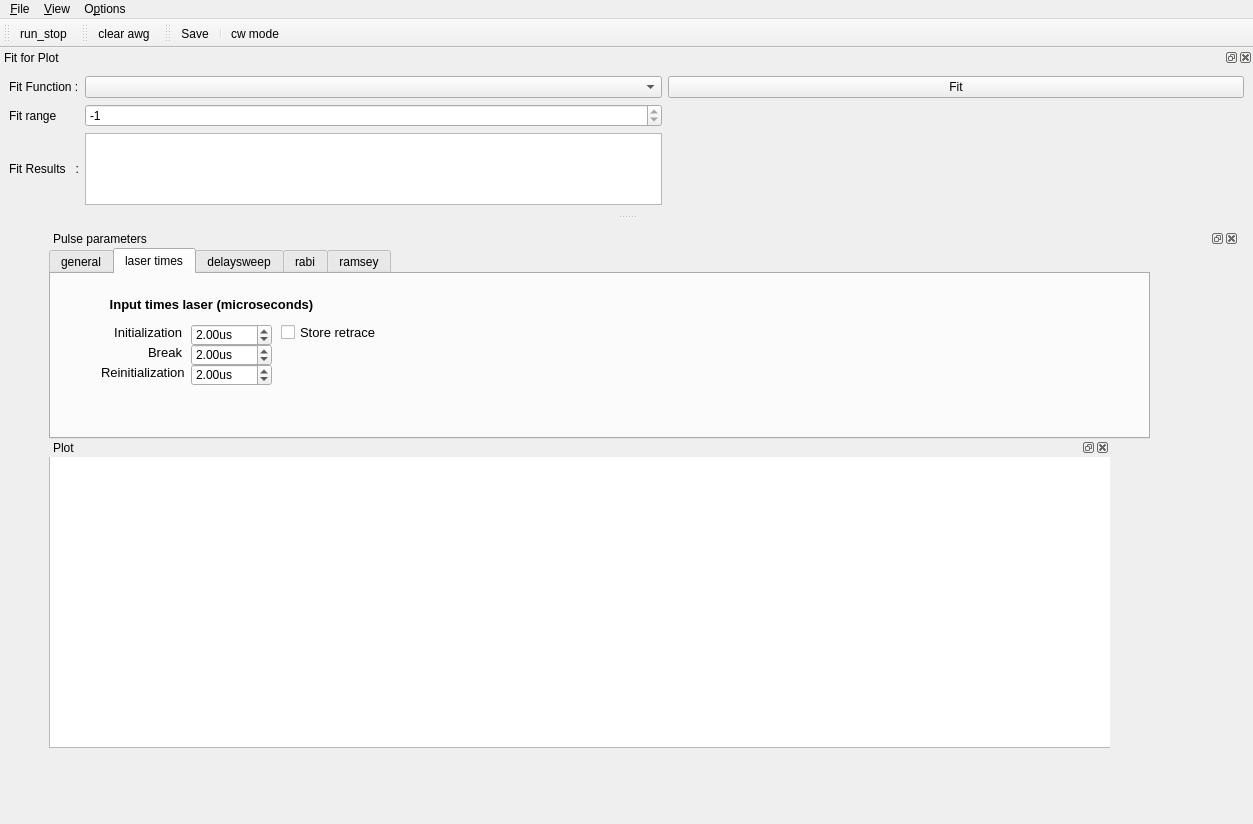
Qt form gui/pulsed/pulsed.ui (pikestefan/qudi_slab) before a commit.
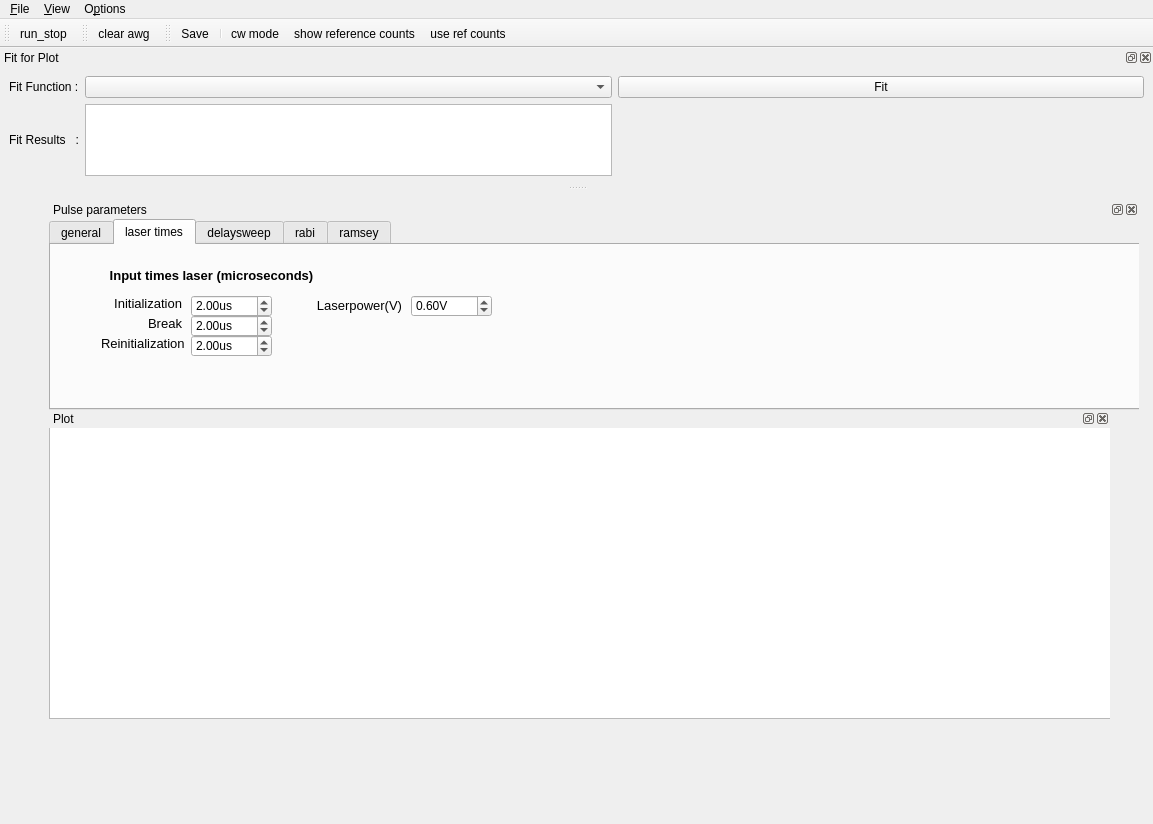
The same form after that commit. The open tabs and pages were chosen to show the change. Icons and pictures are not drawn. Custom widgets are drawn as their Qt base class.

Commit message: Added fit and laser button to pulsed GUI

```diff
--- a/gui/pulsed/pulsed.ui
+++ b/gui/pulsed/pulsed.ui
@@ -6,7 +6,7 @@
    <rect>
     <x>0</x>
     <y>0</y>
-    <width>1253</width>
+    <width>1153</width>
     <height>824</height>
    </rect>
   </property>
@@ -62,7 +62,7 @@
         <string>Pulse parameters</string>
        </property>
        <widget class="QWidget" name="dockWidgetContents_10">
-        <widget class="QTabWidget" name="input_tab">
+        <widget class="QTabWidget" name="laser_power">
          <property name="enabled">
           <bool>true</bool>
          </property>
@@ -616,30 +616,6 @@
             <set>Qt::AlignRight|Qt::AlignTrailing|Qt::AlignVCenter</set>
            </property>
           </widget>
-          <widget class="QCheckBox" name="storeRetraceConf_laser">
-           <property name="geometry">
-            <rect>
-             <x>230</x>
-             <y>50</y>
-             <width>101</width>
-             <height>16</height>
-            </rect>
-           </property>
-           <property name="font">
-            <font>
-             <pointsize>10</pointsize>
-            </font>
-           </property>
-           <property name="accessibleName">
-            <string/>
-           </property>
-           <property name="inputMethodHints">
-            <set>Qt::ImhNone</set>
-           </property>
-           <property name="text">
-            <string>Store retrace</string>
-           </property>
-          </widget>
           <widget class="QLabel" name="label_73">
            <property name="geometry">
             <rect>
@@ -732,6 +708,46 @@
             <double>2.000000000000000</double>
            </property>
           </widget>
+          <widget class="QLabel" name="label_79">
+           <property name="geometry">
+            <rect>
+             <x>250</x>
+             <y>50</y>
+             <width>101</width>
+             <height>20</height>
+            </rect>
+           </property>
+           <property name="font">
+            <font>
+             <pointsize>10</pointsize>
+            </font>
+           </property>
+           <property name="text">
+            <string>Laserpower(V)</string>
+           </property>
+           <property name="alignment">
+            <set>Qt::AlignRight|Qt::AlignTrailing|Qt::AlignVCenter</set>
+           </property>
+          </widget>
+          <widget class="ScienDSpinBox" name="laser_power_2">
+           <property name="geometry">
+            <rect>
+             <x>360</x>
+             <y>50</y>
+             <width>81</width>
+             <height>22</height>
+            </rect>
+           </property>
+           <property name="suffix">
+            <string>V</string>
+           </property>
+           <property name="maximum">
+            <double>1.000000000000000</double>
+           </property>
+           <property name="value">
+            <double>0.600000000000000</double>
+           </property>
+          </widget>
          </widget>
          <widget class="QWidget" name="Snvm">
           <attribute name="title">
@@ -936,30 +952,6 @@
             <set>Qt::AlignRight|Qt::AlignTrailing|Qt::AlignVCenter</set>
            </property>
           </widget>
-          <widget class="QCheckBox" name="storeRetrace">
-           <property name="geometry">
-            <rect>
-             <x>450</x>
-             <y>60</y>
-             <width>161</width>
-             <height>20</height>
-            </rect>
-           </property>
-           <property name="font">
-            <font>
-             <pointsize>10</pointsize>
-            </font>
-           </property>
-           <property name="accessibleName">
-            <string/>
-           </property>
-           <property name="inputMethodHints">
-            <set>Qt::ImhNone</set>
-           </property>
-           <property name="text">
-            <string>Store retrace</string>
-           </property>
-          </widget>
           <widget class="QLabel" name="label_74">
            <property name="geometry">
             <rect>
@@ -1253,7 +1245,7 @@
             <string>us</string>
            </property>
           </widget>
-          <widget class="QCheckBox" name="storeRetraceConf_laser_2">
+          <widget class="QCheckBox" name="use_neg_mw">
            <property name="geometry">
             <rect>
              <x>230</x>
@@ -1326,30 +1318,6 @@
             <set>Qt::AlignCenter</set>
            </property>
           </widget>
-          <widget class="QCheckBox" name="storeRetraceConf_7">
-           <property name="geometry">
-            <rect>
-             <x>930</x>
-             <y>140</y>
-             <width>101</width>
-             <height>21</height>
-            </rect>
-           </property>
-           <property name="font">
-            <font>
-             <pointsize>10</pointsize>
-            </font>
-           </property>
-           <property name="accessibleName">
-            <string/>
-           </property>
-           <property name="inputMethodHints">
-            <set>Qt::ImhNone</set>
-           </property>
-           <property name="text">
-            <string>Store retrace</string>
-           </property>
-          </widget>
           <widget class="QLabel" name="label_66">
            <property name="geometry">
             <rect>
@@ -1365,7 +1333,7 @@
             </font>
            </property>
            <property name="text">
-            <string>minimal length</string>
+            <string>minimal distance</string>
            </property>
            <property name="alignment">
             <set>Qt::AlignRight|Qt::AlignTrailing|Qt::AlignVCenter</set>
@@ -1395,9 +1363,9 @@
           <widget class="QLabel" name="label_38">
            <property name="geometry">
             <rect>
-             <x>40</x>
+             <x>20</x>
              <y>80</y>
-             <width>71</width>
+             <width>81</width>
              <height>20</height>
             </rect>
            </property>
@@ -1407,7 +1375,7 @@
             </font>
            </property>
            <property name="text">
-            <string>max length</string>
+            <string>max distance</string>
            </property>
            <property name="alignment">
             <set>Qt::AlignLeading|Qt::AlignLeft|Qt::AlignVCenter</set>
@@ -1546,7 +1514,7 @@
     <rect>
      <x>0</x>
      <y>0</y>
-     <width>1253</width>
+     <width>1153</width>
      <height>21</height>
     </rect>
    </property>
@@ -1601,33 +1569,6 @@
      </sizepolicy>
     </property>
     <layout class="QGridLayout" name="gridLayout_2">
-     <item row="1" column="1">
-      <widget class="QSpinBox" name="fit_range_SpinBox">
-       <property name="maximum">
-        <number>-1</number>
-       </property>
-      </widget>
-     </item>
-     <item row="2" column="0">
-      <widget class="QLabel" name="label_12">
-       <property name="sizePolicy">
-        <sizepolicy hsizetype="Fixed" vsizetype="Fixed">
-         <horstretch>0</horstretch>
-         <verstretch>0</verstretch>
-        </sizepolicy>
-       </property>
-       <property name="text">
-        <string>Fit Results   :</string>
-       </property>
-      </widget>
-     </item>
-     <item row="1" column="0">
-      <widget class="QLabel" name="fit_range_Label">
-       <property name="text">
-        <string>Fit range</string>
-       </property>
-      </widget>
-     </item>
      <item row="0" column="0">
       <widget class="QLabel" name="label_9">
        <property name="sizePolicy">
@@ -1641,21 +1582,8 @@
        </property>
       </widget>
      </item>
-     <item row="0" column="2">
-      <widget class="QPushButton" name="do_fit_PushButton">
-       <property name="sizePolicy">
-        <sizepolicy hsizetype="Minimum" vsizetype="Fixed">
-         <horstretch>0</horstretch>
-         <verstretch>0</verstretch>
-        </sizepolicy>
-       </property>
-       <property name="text">
-        <string>Fit</string>
-       </property>
-      </widget>
-     </item>
-     <item row="2" column="1">
-      <widget class="QTextBrowser" name="odmr_fit_results_DisplayWidget">
+     <item row="1" column="1">
+      <widget class="QTextBrowser" name="fit_results_DisplayWidget">
        <property name="sizePolicy">
         <sizepolicy hsizetype="Ignored" vsizetype="Expanding">
          <horstretch>0</horstretch>
@@ -1686,6 +1614,32 @@
        </property>
       </widget>
      </item>
+     <item row="1" column="0">
+      <widget class="QLabel" name="label_12">
+       <property name="sizePolicy">
+        <sizepolicy hsizetype="Fixed" vsizetype="Fixed">
+         <horstretch>0</horstretch>
+         <verstretch>0</verstretch>
+        </sizepolicy>
+       </property>
+       <property name="text">
+        <string>Fit Results   :</string>
+       </property>
+      </widget>
+     </item>
+     <item row="0" column="2">
+      <widget class="QPushButton" name="do_fit_PushButton">
+       <property name="sizePolicy">
+        <sizepolicy hsizetype="Minimum" vsizetype="Fixed">
+         <horstretch>0</horstretch>
+         <verstretch>0</verstretch>
+        </sizepolicy>
+       </property>
+       <property name="text">
+        <string>Fit</string>
+       </property>
+      </widget>
+     </item>
     </layout>
    </widget>
   </widget>
@@ -1726,6 +1680,8 @@
    <addaction name="action_Save"/>
    <addaction name="separator"/>
    <addaction name="action_cw_mode"/>
+   <addaction name="show_reference_counts"/>
+   <addaction name="action_use_ref_counts"/>
   </widget>
   <action name="action_Settings">
    <property name="icon">
@@ -1829,16 +1785,16 @@
     <bool>true</bool>
    </property>
   </action>
-  <action name="clear_data">
+  <action name="show_reference_counts">
    <property name="icon">
     <iconset>
-     <normaloff>../../artwork/icons/oxygen/22x22/view-refresh.png</normaloff>../../artwork/icons/oxygen/22x22/view-refresh.png</iconset>
+     <normaloff>../../artwork/icons/qudiTheme/22x22/poi-new.png</normaloff>../../artwork/icons/qudiTheme/22x22/poi-new.png</iconset>
    </property>
    <property name="text">
-    <string>clear plotted data</string>
+    <string>show reference counts</string>
    </property>
    <property name="toolTip">
-    <string>clear_plotted_data</string>
+    <string>show ref counts </string>
    </property>
   </action>
   <action name="action_cw_mode">
@@ -1853,6 +1809,15 @@
     <string>cw mode</string>
    </property>
   </action>
+  <action name="action_use_ref_counts">
+   <property name="icon">
+    <iconset>
+     <normaloff>../../artwork/icons/qudiTheme/22x22/goto-poi.png</normaloff>../../artwork/icons/qudiTheme/22x22/goto-poi.png</iconset>
+   </property>
+   <property name="text">
+    <string>use ref counts</string>
+   </property>
+  </action>
  </widget>
  <customwidgets>
   <customwidget>
```
The commit also changes 4 other files.
